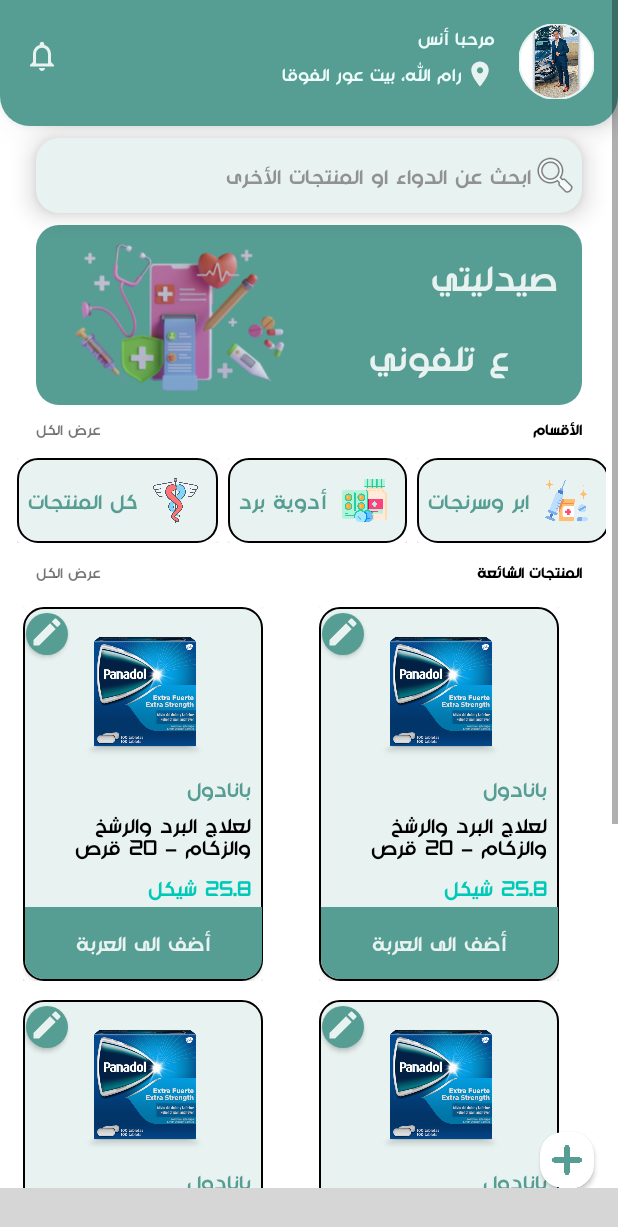
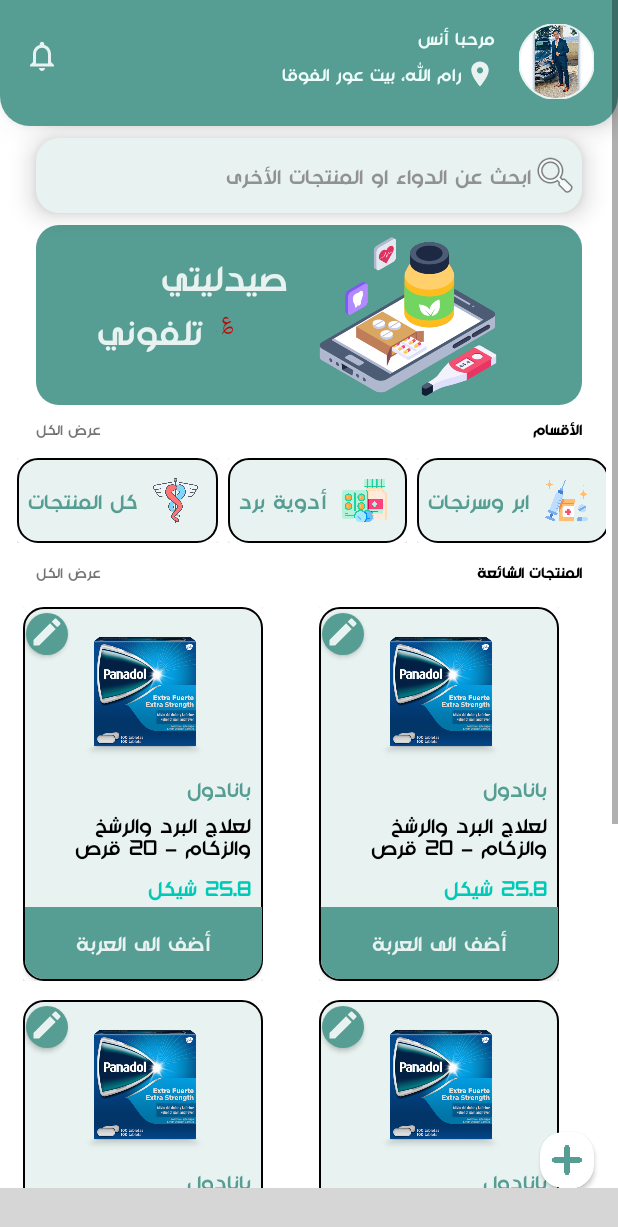
Before and after one commit to AnasATaleeb/PharmacyApp, an Android app: the MainActivityDoctor screen opened directly, with no data from a screen before it, on a phone screen of 412 x 824 dp. Shown: the top 1227 px of the screen. Run offline under Robolectric (Android 15) with nearby library versions, the phone set to English and light mode, and no system bars; libraries missing offline, so code that uses them is left out: com.etebarian.meowbottomnavigation; plain views replace MeowBottomNavigation; 9 statements that could not run were skipped; grey boxes are pictures that could not be loaded.

Commit message:
app logo & edit in Main activity

```diff
--- a/app/src/main/AndroidManifest.xml
+++ b/app/src/main/AndroidManifest.xml
@@ -8,7 +8,7 @@
         android:allowBackup="true"
         android:dataExtractionRules="@xml/data_extraction_rules"
         android:fullBackupContent="@xml/backup_rules"
-        android:icon="@mipmap/ic_launcher"
+        android:icon="@drawable/telemedicine"
         android:label="@string/app_name"
         android:supportsRtl="false"
         android:theme="@style/Theme.Pharmacy"
--- a/app/src/main/res/layout/activity_main_doctor.xml
+++ b/app/src/main/res/layout/activity_main_doctor.xml
@@ -176,36 +176,47 @@
                         android:layout_width="wrap_content"
                         android:layout_height="wrap_content"
                         android:layout_marginTop="16dp"
-                        android:layout_marginEnd="16dp"
+                        android:layout_marginEnd="-20dp"
                         android:fontFamily="@font/monadi"
                         android:text="@string/app_name"
                         android:textColor="@color/whitedark"
                         android:textSize="24dp"
-                        app:layout_constraintEnd_toEndOf="parent"
+                        app:layout_constraintEnd_toStartOf="@+id/imageView12"
                         app:layout_constraintTop_toTopOf="parent" />
 
                     <ImageView
                         android:id="@+id/imageView12"
                         android:layout_width="200dp"
-                        android:layout_height="120dp"
-                        android:layout_marginStart="-5dp"
+                        android:layout_height="130dp"
+                        android:layout_marginEnd="16dp"
                         app:layout_constraintBottom_toBottomOf="parent"
-                        app:layout_constraintStart_toStartOf="parent"
+                        app:layout_constraintEnd_toEndOf="parent"
                         app:layout_constraintTop_toTopOf="parent"
-                        app:srcCompat="@drawable/p" />
+                        app:srcCompat="@drawable/telemedicine" />
 
                     <TextView
                         android:id="@+id/textView5"
                         android:layout_width="wrap_content"
                         android:layout_height="wrap_content"
-                        android:layout_marginTop="16dp"
-                        android:layout_marginEnd="32dp"
+                        android:layout_marginTop="-25dp"
+                        android:layout_marginEnd="8dp"
                         android:fontFamily="@font/monadi"
-                        android:text="ع تلفوني"
+                        android:text="تلفوني"
                         android:textColor="@color/whitedark"
                         android:textSize="24dp"
+                        app:layout_constraintEnd_toStartOf="@+id/textView31"
+                        app:layout_constraintTop_toBottomOf="@+id/textView31" />
+
+                    <TextView
+                        android:id="@+id/textView31"
+                        android:layout_width="wrap_content"
+                        android:layout_height="wrap_content"
+                        android:layout_marginEnd="32dp"
+                        android:text=" ̨؏ "
+                        android:textColor="@android:color/holo_red_dark"
                         app:layout_constraintEnd_toEndOf="@+id/textView4"
-                        app:layout_constraintTop_toBottomOf="@+id/textView4" />
+                        app:layout_constraintTop_toBottomOf="@+id/textView4"
+                        tools:textSize="34sp" />
                 </androidx.constraintlayout.widget.ConstraintLayout>
 
                 <TextView
--- a/app/src/main/res/mipmap-anydpi-v26/ic_launcher.xml
+++ b/app/src/main/res/mipmap-anydpi-v26/ic_launcher.xml
@@ -1,5 +1,6 @@
 <?xml version="1.0" encoding="utf-8"?>
 <adaptive-icon xmlns:android="http://schemas.android.com/apk/res/android">
-    <background android:drawable="@drawable/ic_launcher_background" />
-    <foreground android:drawable="@drawable/ic_launcher_foreground" />
+    <background android:drawable="@color/whitedark" />
+    <foreground android:drawable="@drawable/pharmacy"/>
+
 </adaptive-icon>
```
Also changed, not shown: app/src/main/res/drawable/pharmacy.png (added), app/src/main/res/drawable/telemedicine.png (added).
